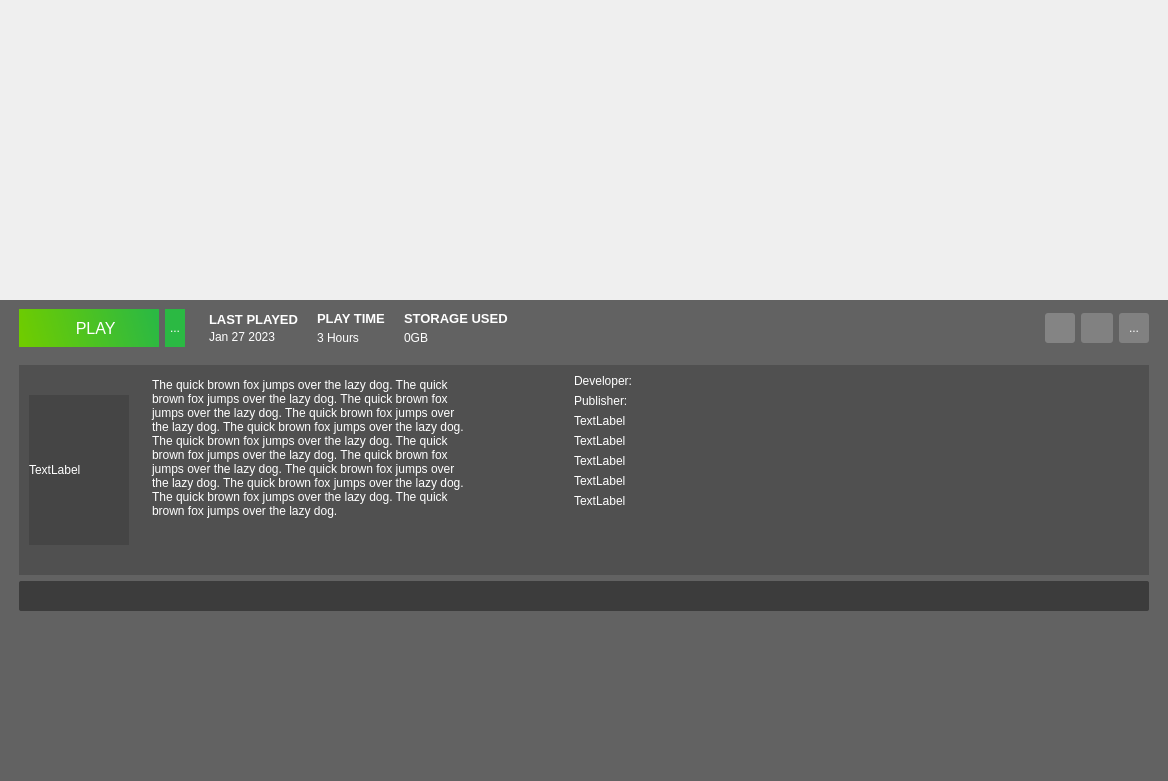
This is atlas/ui/views/DetailedRecordView.ui in KJNeko/Atlas as Qt 5 draws it before an edit. The edited form follows.
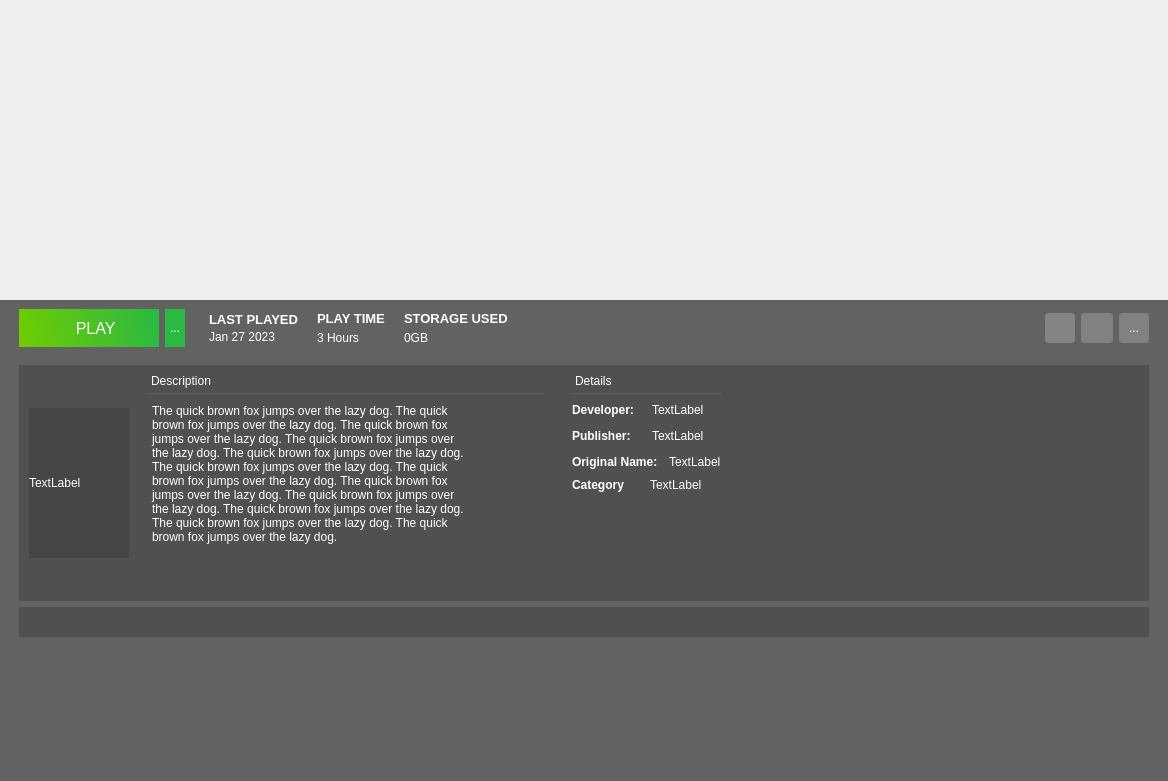
This is the edited form. Icons and pictures are not drawn.

Diff of the .ui file:
```diff
--- a/atlas/ui/views/DetailedRecordView.ui
+++ b/atlas/ui/views/DetailedRecordView.ui
@@ -165,54 +165,206 @@
                  <string notr="true">background:none;</string>
                 </property>
                 <layout class="QGridLayout" name="gridLayout_9">
-                 <item row="2" column="0">
-                  <widget class="QLabel" name="label_9">
-                   <property name="text">
-                    <string>TextLabel</string>
-                   </property>
-                  </widget>
-                 </item>
-                 <item row="5" column="0">
-                  <widget class="QLabel" name="label_10">
-                   <property name="text">
-                    <string>TextLabel</string>
-                   </property>
-                  </widget>
-                 </item>
-                 <item row="4" column="0">
-                  <widget class="QLabel" name="label_11">
-                   <property name="text">
-                    <string>TextLabel</string>
-                   </property>
+                 <property name="leftMargin">
+                  <number>9</number>
+                 </property>
+                 <property name="topMargin">
+                  <number>9</number>
+                 </property>
+                 <property name="rightMargin">
+                  <number>9</number>
+                 </property>
+                 <property name="bottomMargin">
+                  <number>9</number>
+                 </property>
+                 <property name="spacing">
+                  <number>6</number>
+                 </property>
+                 <item row="1" column="0">
+                  <widget class="QWidget" name="developer" native="true">
+                   <layout class="QHBoxLayout" name="horizontalLayout_2">
+                    <property name="leftMargin">
+                     <number>0</number>
+                    </property>
+                    <property name="topMargin">
+                     <number>0</number>
+                    </property>
+                    <property name="rightMargin">
+                     <number>0</number>
+                    </property>
+                    <property name="bottomMargin">
+                     <number>0</number>
+                    </property>
+                    <item>
+                     <widget class="QLabel" name="label_4">
+                      <property name="font">
+                       <font>
+                        <bold>true</bold>
+                       </font>
+                      </property>
+                      <property name="text">
+                       <string>Developer:</string>
+                      </property>
+                     </widget>
+                    </item>
+                    <item>
+                     <spacer name="horizontalSpacer_4">
+                      <property name="orientation">
+                       <enum>Qt::Horizontal</enum>
+                      </property>
+                      <property name="sizeType">
+                       <enum>QSizePolicy::Fixed</enum>
+                      </property>
+                      <property name="sizeHint" stdset="0">
+                       <size>
+                        <width>5</width>
+                        <height>20</height>
+                       </size>
+                      </property>
+                     </spacer>
+                    </item>
+                    <item>
+                     <widget class="QLabel" name="lblDeveloper">
+                      <property name="text">
+                       <string>TextLabel</string>
+                      </property>
+                     </widget>
+                    </item>
+                   </layout>
                   </widget>
                  </item>
                  <item row="3" column="0">
-                  <widget class="QLabel" name="label_12">
-                   <property name="text">
-                    <string>TextLabel</string>
-                   </property>
+                  <widget class="QWidget" name="originalName" native="true">
+                   <layout class="QHBoxLayout" name="horizontalLayout_3">
+                    <property name="leftMargin">
+                     <number>0</number>
+                    </property>
+                    <property name="topMargin">
+                     <number>0</number>
+                    </property>
+                    <property name="rightMargin">
+                     <number>0</number>
+                    </property>
+                    <property name="bottomMargin">
+                     <number>0</number>
+                    </property>
+                    <item>
+                     <widget class="QLabel" name="label_6">
+                      <property name="font">
+                       <font>
+                        <bold>true</bold>
+                       </font>
+                      </property>
+                      <property name="text">
+                       <string>Original Name:</string>
+                      </property>
+                     </widget>
+                    </item>
+                    <item>
+                     <spacer name="horizontalSpacer_6">
+                      <property name="orientation">
+                       <enum>Qt::Horizontal</enum>
+                      </property>
+                      <property name="sizeType">
+                       <enum>QSizePolicy::Fixed</enum>
+                      </property>
+                      <property name="sizeHint" stdset="0">
+                       <size>
+                        <width>5</width>
+                        <height>20</height>
+                       </size>
+                      </property>
+                     </spacer>
+                    </item>
+                    <item>
+                     <widget class="QLabel" name="label_9">
+                      <property name="text">
+                       <string>TextLabel</string>
+                      </property>
+                     </widget>
+                    </item>
+                   </layout>
+                  </widget>
+                 </item>
+                 <item row="4" column="0">
+                  <widget class="QWidget" name="Category" native="true">
+                   <layout class="QHBoxLayout" name="horizontalLayout_4">
+                    <property name="leftMargin">
+                     <number>0</number>
+                    </property>
+                    <property name="topMargin">
+                     <number>0</number>
+                    </property>
+                    <property name="rightMargin">
+                     <number>0</number>
+                    </property>
+                    <property name="bottomMargin">
+                     <number>0</number>
+                    </property>
+                    <item>
+                     <widget class="QLabel" name="label_7">
+                      <property name="font">
+                       <font>
+                        <bold>true</bold>
+                       </font>
+                      </property>
+                      <property name="text">
+                       <string>Category</string>
+                      </property>
+                     </widget>
+                    </item>
+                    <item>
+                     <widget class="QLabel" name="label_11">
+                      <property name="text">
+                       <string>TextLabel</string>
+                      </property>
+                     </widget>
+                    </item>
+                   </layout>
                   </widget>
                  </item>
                  <item row="0" column="0">
-                  <widget class="QLabel" name="label_13">
-                   <property name="minimumSize">
-                    <size>
-                     <width>150</width>
-                     <height>0</height>
-                    </size>
+                  <widget class="QWidget" name="details_pane" native="true">
+                   <property name="styleSheet">
+                    <string notr="true"/>
                    </property>
-                   <property name="maximumSize">
-                    <size>
-                     <width>16777215</width>
-                     <height>20</height>
-                    </size>
-                   </property>
-                   <property name="text">
-                    <string>Developer:</string>
-                   </property>
+                   <layout class="QGridLayout" name="gridLayout_5">
+                    <property name="leftMargin">
+                     <number>0</number>
+                    </property>
+                    <property name="topMargin">
+                     <number>0</number>
+                    </property>
+                    <property name="rightMargin">
+                     <number>0</number>
+                    </property>
+                    <property name="bottomMargin">
+                     <number>0</number>
+                    </property>
+                    <property name="spacing">
+                     <number>0</number>
+                    </property>
+                    <item row="0" column="0">
+                     <widget class="QLabel" name="label_10">
+                      <property name="styleSheet">
+                       <string notr="true">background:none;
+border-style: outset;
+border-width: 1px;
+border-color: rgba(120, 120, 120, 100);
+border-top:none;
+border-right: none;
+border-left:none;
+padding-bottom:5px;</string>
+                      </property>
+                      <property name="text">
+                       <string>Details</string>
+                      </property>
+                     </widget>
+                    </item>
+                   </layout>
                   </widget>
                  </item>
-                 <item row="7" column="0">
+                 <item row="5" column="0" colspan="2">
                   <spacer name="verticalSpacer_7">
                    <property name="orientation">
                     <enum>Qt::Vertical</enum>
@@ -225,30 +377,57 @@
                    </property>
                   </spacer>
                  </item>
-                 <item row="1" column="0">
-                  <widget class="QLabel" name="label_14">
-                   <property name="minimumSize">
-                    <size>
-                     <width>150</width>
-                     <height>0</height>
-                    </size>
-                   </property>
-                   <property name="maximumSize">
-                    <size>
-                     <width>16777215</width>
-                     <height>20</height>
-                    </size>
-                   </property>
-                   <property name="text">
-                    <string>Publisher:</string>
-                   </property>
-                  </widget>
-                 </item>
-                 <item row="6" column="0">
-                  <widget class="QLabel" name="label_15">
-                   <property name="text">
-                    <string>TextLabel</string>
-                   </property>
+                 <item row="2" column="0">
+                  <widget class="QWidget" name="publisher" native="true">
+                   <layout class="QHBoxLayout" name="horizontalLayout">
+                    <property name="leftMargin">
+                     <number>0</number>
+                    </property>
+                    <property name="topMargin">
+                     <number>0</number>
+                    </property>
+                    <property name="rightMargin">
+                     <number>0</number>
+                    </property>
+                    <property name="bottomMargin">
+                     <number>0</number>
+                    </property>
+                    <item>
+                     <widget class="QLabel" name="label_5">
+                      <property name="font">
+                       <font>
+                        <bold>true</bold>
+                       </font>
+                      </property>
+                      <property name="text">
+                       <string>Publisher:</string>
+                      </property>
+                     </widget>
+                    </item>
+                    <item>
+                     <spacer name="horizontalSpacer_5">
+                      <property name="orientation">
+                       <enum>Qt::Horizontal</enum>
+                      </property>
+                      <property name="sizeType">
+                       <enum>QSizePolicy::Fixed</enum>
+                      </property>
+                      <property name="sizeHint" stdset="0">
+                       <size>
+                        <width>5</width>
+                        <height>20</height>
+                       </size>
+                      </property>
+                     </spacer>
+                    </item>
+                    <item>
+                     <widget class="QLabel" name="label_8">
+                      <property name="text">
+                       <string>TextLabel</string>
+                      </property>
+                     </widget>
+                    </item>
+                   </layout>
                   </widget>
                  </item>
                 </layout>
@@ -266,11 +445,23 @@
                  <string notr="true">background:none;</string>
                 </property>
                 <layout class="QGridLayout" name="gridLayout_10">
-                 <item row="0" column="0">
+                 <item row="1" column="0">
                   <widget class="QPlainTextEdit" name="teDescription">
                    <property name="enabled">
                     <bool>false</bool>
                    </property>
+                   <property name="sizePolicy">
+                    <sizepolicy hsizetype="MinimumExpanding" vsizetype="Expanding">
+                     <horstretch>0</horstretch>
+                     <verstretch>0</verstretch>
+                    </sizepolicy>
+                   </property>
+                   <property name="minimumSize">
+                    <size>
+                     <width>320</width>
+                     <height>0</height>
+                    </size>
+                   </property>
                    <property name="styleSheet">
                     <string notr="true">background-color:transparent;</string>
                    </property>
@@ -288,6 +479,28 @@
                    </property>
                   </widget>
                  </item>
+                 <item row="0" column="0">
+                  <widget class="QLabel" name="label_3">
+                   <property name="font">
+                    <font>
+                     <underline>false</underline>
+                    </font>
+                   </property>
+                   <property name="styleSheet">
+                    <string notr="true">background:none;
+border-style: outset;
+border-width: 1px;
+border-color: rgba(120, 120, 120, 100);
+border-top:none;
+border-right: none;
+border-left:none;
+padding-bottom:5px;</string>
+                   </property>
+                   <property name="text">
+                    <string>Description</string>
+                   </property>
+                  </widget>
+                 </item>
                 </layout>
                </widget>
               </item>
@@ -574,7 +787,7 @@
             </size>
            </property>
            <property name="styleSheet">
-            <string notr="true">background-color: rgba(50,50, 50, 200);
+            <string notr="true">background-color: rgba(50,50, 50, 100);
 border-radius: 2px;</string>
            </property>
           </widget>
```
Left out of the diff: 30 changed lines with no effect on the pictures.
